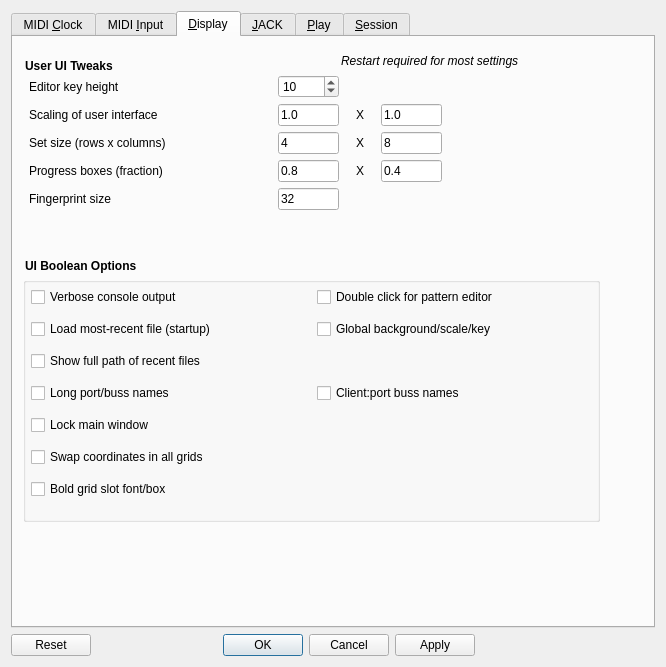
Old version of the form seq_qt5/forms/qseditoptions.ui in the repository ahlstromcj/seq66.
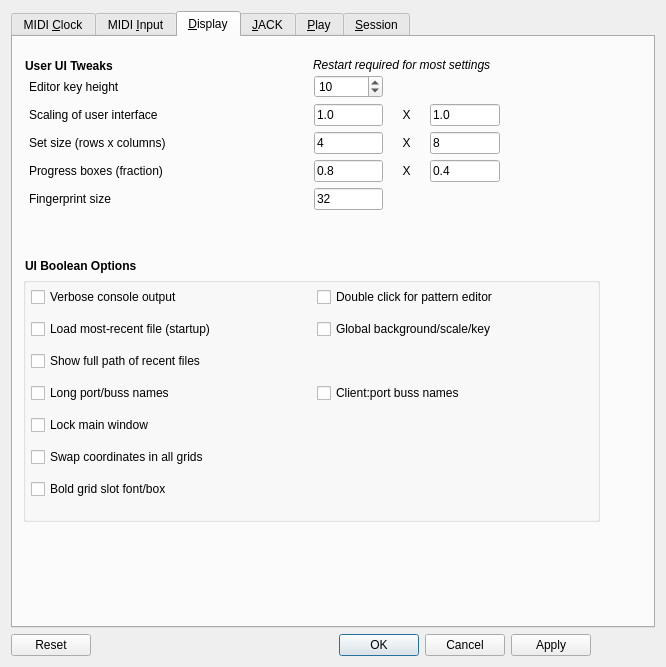
New version of the form. The open tabs and pages were chosen to show the change.

```diff
--- a/seq_qt5/forms/qseditoptions.ui
+++ b/seq_qt5/forms/qseditoptions.ui
@@ -827,7 +827,7 @@
         <rect>
          <x>16</x>
          <y>38</y>
-         <width>413</width>
+         <width>471</width>
          <height>167</height>
         </rect>
        </property>
@@ -1061,8 +1061,8 @@
       <widget class="QLabel" name="labelRestartNeeded">
        <property name="geometry">
         <rect>
-         <x>328</x>
-         <y>16</y>
+         <x>300</x>
+         <y>20</y>
          <width>265</width>
          <height>16</height>
         </rect>
@@ -1092,7 +1092,7 @@
         <rect>
          <x>12</x>
          <y>20</y>
-         <width>145</width>
+         <width>161</width>
          <height>17</height>
         </rect>
        </property>
@@ -2375,7 +2375,7 @@
     <widget class="QDialogButtonBox" name="buttonBoxOptionsDialog">
      <property name="maximumSize">
       <size>
-       <width>464</width>
+       <width>580</width>
        <height>16777215</height>
       </size>
      </property>
```
Left out of the diff: 57 changed lines with no effect on the pictures.
